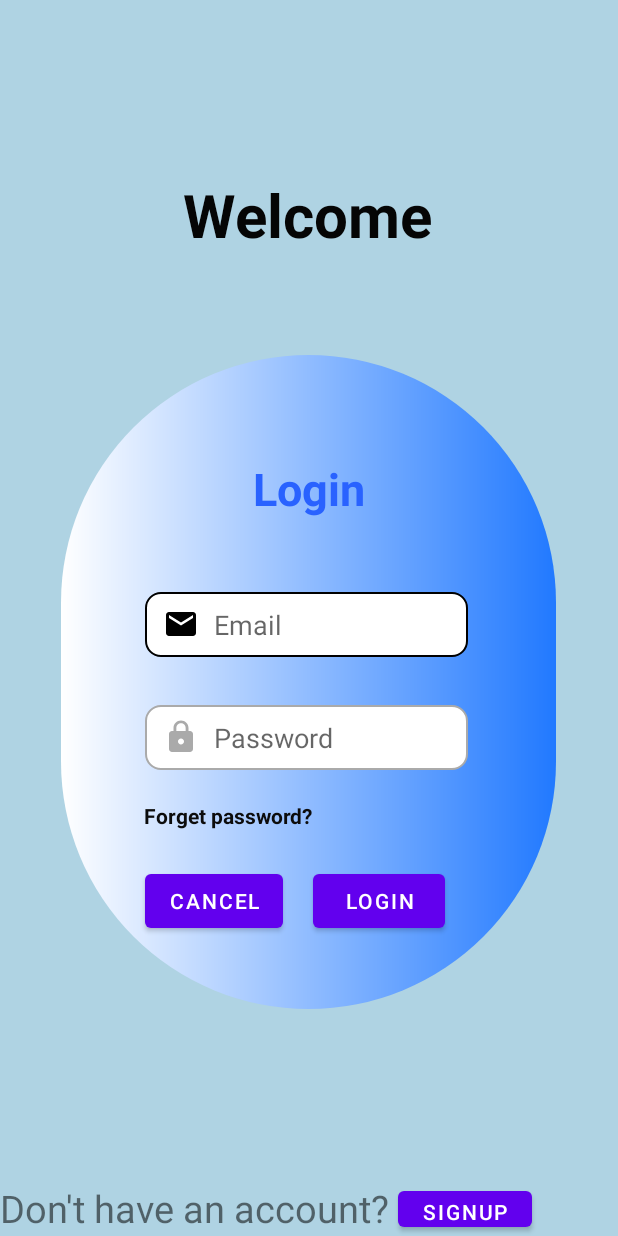
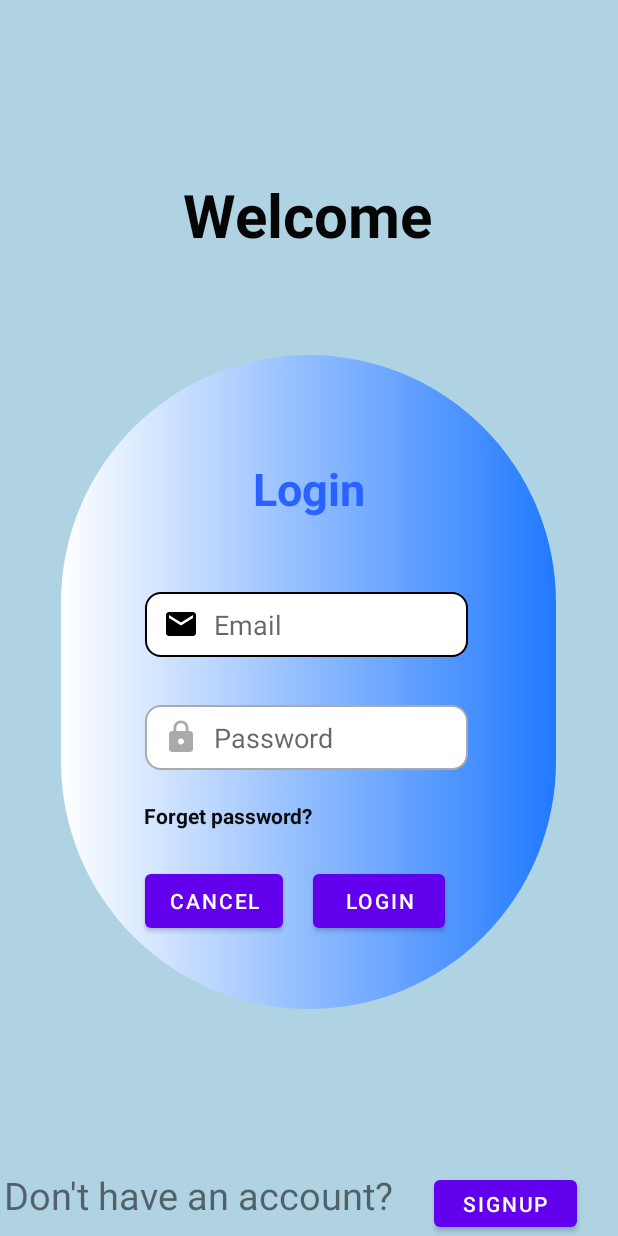
Before and after one commit to Iamdheeraj22/VideoCalling, an Android app: the screen it shows after launch (LoginActivity), on a phone screen of 412 x 824 dp. Run offline under Robolectric (Android 15) with nearby library versions, the phone set to English and light mode, and no system bars; our stand-ins replace Firebase (no records; nobody signed in at launch, a user with empty details on screens opened directly).

Commit message:
Add ProgressDialog in some activity......

```diff
--- a/app/src/main/java/com/example/videocalling/FindPersonActivity.java
+++ b/app/src/main/java/com/example/videocalling/FindPersonActivity.java
@@ -51,7 +51,6 @@ public class  FindPersonActivity extends AppCompatActivity {
             public void beforeTextChanged(CharSequence s, int start, int count, int after) {
 
             }
-
             @Override
             public void onTextChanged(CharSequence s, int start, int before, int count)
             {
--- a/app/src/main/java/com/example/videocalling/LoginActivity.java
+++ b/app/src/main/java/com/example/videocalling/LoginActivity.java
@@ -4,6 +4,7 @@ import androidx.annotation.NonNull;
 import androidx.appcompat.app.AppCompatActivity;
 
 import android.app.AlertDialog;
+import android.app.ProgressDialog;
 import android.content.DialogInterface;
 import android.content.Intent;
 import android.os.Bundle;
@@ -25,6 +26,7 @@ public class LoginActivity extends AppCompatActivity {
     TextView forget_password;
     EditText email2,password2;
     FirebaseAuth firebaseAuth;
+    ProgressDialog progressDialog;
 
     @Override
     protected void onStart() {
@@ -52,6 +54,8 @@ public class LoginActivity extends AppCompatActivity {
         password2=findViewById(R.id.password2);
         forget_password=findViewById(R.id.forget);
         firebaseAuth= FirebaseAuth.getInstance();
+        progressDialog=new ProgressDialog(this);
+        progressDialog.setMessage("Please wait few moments...");
         btn5=findViewById(R.id.btn5);
         btn6=findViewById(R.id.btn6);
         btn6.setOnClickListener(new View.OnClickListener() {
@@ -79,6 +83,7 @@ public class LoginActivity extends AppCompatActivity {
         btn4.setOnClickListener(new View.OnClickListener() {
             @Override
             public void onClick(View v) {
+                progressDialog.show();
                 String txt_email=email2.getText().toString();
                 String txt_password=password2.getText().toString();
                 if(TextUtils.isEmpty(txt_email) || TextUtils.isEmpty(txt_password)){
@@ -92,14 +97,17 @@ public class LoginActivity extends AppCompatActivity {
                             {
                                 if(firebaseAuth.getCurrentUser().isEmailVerified())
                                 {
+                                    progressDialog.dismiss();
                                     Intent intent=new Intent(LoginActivity.this,MainActivity.class);
                                     intent.addFlags(Intent.FLAG_ACTIVITY_CLEAR_TASK | Intent.FLAG_ACTIVITY_NEW_TASK);
                                     startActivity(intent);
                                 }else {
+                                    progressDialog.dismiss();
                                     Toast.makeText(LoginActivity.this,"Please verify emailAddress",Toast.LENGTH_SHORT).show();
                                 }
                             }else
                             {
+                                progressDialog.dismiss();
                                 Toast.makeText(LoginActivity.this,task.getException().getMessage(),Toast.LENGTH_SHORT).show();
                             }
                         }
--- a/app/src/main/java/com/example/videocalling/ProfileActivity.java
+++ b/app/src/main/java/com/example/videocalling/ProfileActivity.java
@@ -183,7 +183,7 @@ public class ProfileActivity extends AppCompatActivity {
                         {
                             String image=snapshot.child("imageurl").getValue().toString();
                             String name=snapshot.child("username").getValue().toString();
-                            String bio=snapshot.child("about").getValue().toString();
+                            String bio=snapshot.child("bio").getValue().toString();
 
                             edit_name.setText(name);
                             edit_bio.setText(bio);
--- a/app/src/main/res/layout/activity_login.xml
+++ b/app/src/main/res/layout/activity_login.xml
@@ -142,20 +142,20 @@
         android:textSize="25sp"
         app:layout_constraintBottom_toBottomOf="parent"
         app:layout_constraintEnd_toEndOf="parent"
-        app:layout_constraintHorizontal_bias="0.0"
+        app:layout_constraintHorizontal_bias="0.019"
         app:layout_constraintStart_toStartOf="parent"
         app:layout_constraintTop_toTopOf="parent"
-        app:layout_constraintVertical_bias="0.998"
+        app:layout_constraintVertical_bias="0.987"
         tools:ignore="HardcodedText" />
 
     <Button
         android:id="@+id/btn6"
-        android:layout_width="89dp"
-        android:layout_height="36dp"
+        android:layout_width="95dp"
+        android:layout_height="43dp"
         android:text="SignUp"
         app:layout_constraintBottom_toBottomOf="parent"
         app:layout_constraintEnd_toEndOf="parent"
-        app:layout_constraintHorizontal_bias="0.822"
+        app:layout_constraintHorizontal_bias="0.914"
         app:layout_constraintStart_toStartOf="parent"
         app:layout_constraintTop_toTopOf="parent"
         app:layout_constraintVertical_bias="1.0"
```
Also changed, not shown: app/src/main/java/com/example/videocalling/MainActivity.java (+20 -2 lines), app/src/main/java/com/example/videocalling/RegisterActivity.java (+8 -1 lines), app/src/main/java/com/example/videocalling/UserProfileActivity.java (+9 -1 lines).
